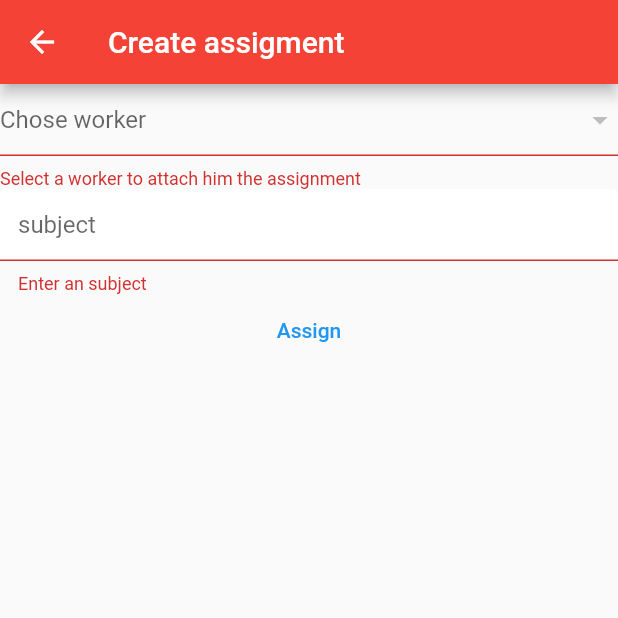
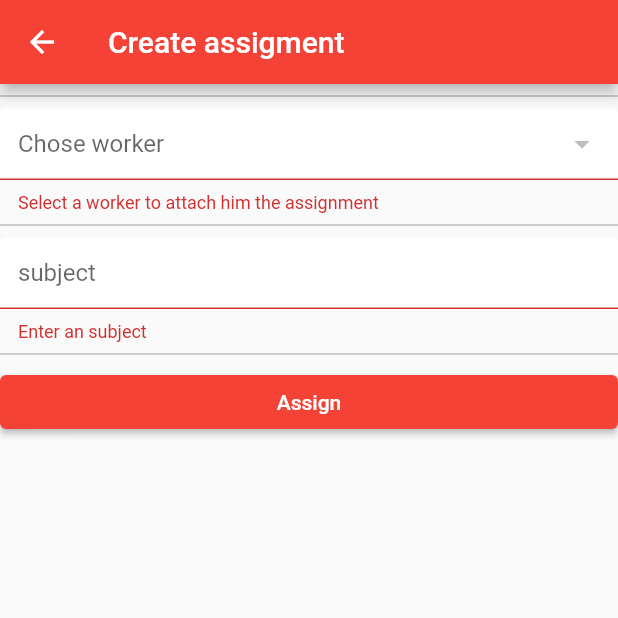
Before and after one commit to AriGute/Report-creator, a Flutter app: the AssignmentForm screen opened directly, after a tap on "Assign", on a phone screen of 412 x 824 dp, the top half of it. Run offline on Flutter 3.47's test engine with Material 2 defaults, Android fonts, the phone set to English and light mode, and no system bars; our stand-ins replace cloud_firestore, firebase_auth, firebase_core, flutter_spinkit; accounts and stored records are empty.

```diff
--- a/lib/pages/create_assignment/assigment_list.dart
+++ b/lib/pages/create_assignment/assigment_list.dart
@@ -20,7 +20,7 @@ class _AssigmentListState extends State<AssigmentList> {
           });
       return assigments;
     } else {
-      return Text("No reports found.");
+      return Text("There is no assignments for the moment.");
     }
   }
 
--- a/lib/pages/create_assignment/create_assignment_form.dart
+++ b/lib/pages/create_assignment/create_assignment_form.dart
@@ -7,8 +7,7 @@ import 'package:save_pdf/services/database.dart';
 
 class AssignmentForm extends StatefulWidget {
   FormAttributes assigmentList = new FormAttributes();
-  // list for each switch that suppost to be on the screen
-  List<Widget> switchList = [Loading()];
+
   // list of user that for assigment attachment
   List usersList = [];
   // assigment subject
@@ -16,7 +15,7 @@ class AssignmentForm extends StatefulWidget {
   // each item in switchMap is indicator for if widget should be exist in assigment
   Map<String, bool> swtichMap = {};
   // selected user for the assigment attachment
-  String targetName = "Chose worker";
+  String targetName = "Loading list...";
   // selected user id
   String selctedUid = "";
 
@@ -26,6 +25,9 @@ class AssignmentForm extends StatefulWidget {
 
 class _AssignmentFormState extends State<AssignmentForm> {
   final _formKey = GlobalKey<FormState>();
+  Map widgetMap = {};
+  // list for each switch that suppost to be on the screen
+  List<Widget> switchList = [Loading()];
 
   // create switch (get string as name/purpose of the switch)
   Widget getSwitch(String s) {
@@ -50,24 +52,38 @@ class _AssignmentFormState extends State<AssignmentForm> {
   Future<List> getUsers() async {
     QuerySnapshot qs = await DatabaseService().getUsers();
     qs.docs.forEach((doc) {
-      widget.usersList.add(doc.data());
+      Map user = doc.data();
+      user["uid"] = doc.id;
+      widget.usersList.add(user);
     });
     widget.usersList.sort((a, b) {
       return a['first_name']
           .toLowerCase()
           .compareTo(b['first_name'].toLowerCase());
     });
+    widget.targetName = "Chose worker";
   }
 
-  Future initAssignmentForm() async {
+  Future initWidgetMap() async {
     try {
-      getUsers();
+      widgetMap = await FormAttributes().getWidgetMap();
+      print(widgetMap);
+      setState(() {});
+    } on Exception catch (e) {
+      Navigator.pop(context);
+      print("Error " + e.toString());
+    }
+  }
 
-      Map widgetMap = await FormAttributes().getWidgetMap();
-      widget.switchList = [];
-      widget.switchList = widgetMap.keys.map((k) => getSwitch(k)).toList();
+  void initAssignmentForm() {
+    // Havy function because its generate every build a list of widgets.
+    // TODO: find a way to optimize this function.
 
-      widget.switchList.add(DropdownButtonFormField<String>(
+    switchList = [];
+    switchList = widgetMap.keys.map((k) => getSwitch(k)).toList();
+    switchList.add(Divider(color: Colors.grey));
+    switchList.add(DropdownButtonFormField<String>(
+      decoration: textIputDecoration.copyWith(),
       validator: (val) => widget.selctedUid.length == 0
           ? 'Select a worker to attach him the assignment'
           : null,
@@ -88,28 +104,33 @@ class _AssignmentFormState extends State<AssignmentForm> {
         );
       }).toList(),
       onChanged: (pick) {
+        widget.targetName = pick;
         setState(() {
-            widget.targetName = pick;
           widget.usersList.forEach((user) {
             if (pick.split("|")[1] == user["email"]) {
               widget.selctedUid = user["uid"];
+              print(user);
             }
           });
         });
       },
     ));
+    switchList.add(Divider(color: Colors.grey));
 
-      widget.switchList.add(TextFormField(
+    switchList.add(TextFormField(
       decoration: textIputDecoration.copyWith(hintText: 'subject'),
       validator: (val) => val.isEmpty ? 'Enter an subject' : null,
       onChanged: (val) {
         widget.subject = val;
       },
     ));
+    switchList.add(Divider(color: Colors.grey));
 
-      widget.switchList.add(TextButton(
+    switchList.add(ElevatedButton(
+        style: ElevatedButton.styleFrom(primary: Colors.red[500]),
         onPressed: () {
           if (_formKey.currentState.validate()) {
+            print(widget.selctedUid);
             if (widget.selctedUid.length > 0) {
               DatabaseService().addAssigment(
                   widget.selctedUid, widget.swtichMap, widget.subject);
@@ -125,27 +146,23 @@ class _AssignmentFormState extends State<AssignmentForm> {
           }
         },
         child: Text("Assign")));
-      setState(() {});
-    } on Exception catch (e) {
-      Navigator.pop(context);
-      print("Error " + e.toString());
-    }
   }
 
   @override
   void initState() {
     super.initState();
-    initAssignmentForm();
+    getUsers();
+    initWidgetMap();
   }
 
   @override
   Widget build(BuildContext context) {
+    initAssignmentForm();
     return Scaffold(
         appBar: AppBar(
           title: Text("Create assigment"),
           backgroundColor: Colors.red[500],
         ),
-        body:
-            Form(key: _formKey, child: ListView(children: widget.switchList)));
+        body: Form(key: _formKey, child: ListView(children: switchList)));
   }
 }
--- a/lib/pages/home/edit_report_form.dart
+++ b/lib/pages/home/edit_report_form.dart
@@ -102,7 +102,10 @@ class _EditReportFormState extends State<EditReportForm> {
         Expanded(
           flex: 1,
           child: IconButton(
-              icon: Icon(Icons.cancel),
+              icon: Icon(
+                Icons.cancel,
+                color: Colors.red[500],
+              ),
               onPressed: () {
                 String myKey = key;
                 print("Remove ${myKey} from the report form.");
--- a/lib/pages/report_form/base_report.dart
+++ b/lib/pages/report_form/base_report.dart
@@ -134,6 +134,7 @@ class _BaseReportState extends State<BaseReport> {
   @override
   Widget build(BuildContext context) {
     return Column(children: [
+      Divider(color: Colors.grey),
       Form(
         child: Row(children: <Widget>[
           Expanded(
@@ -151,6 +152,7 @@ class _BaseReportState extends State<BaseReport> {
         })),
         Expanded(child: _getLogo())
       ]),
+      Divider(color: Colors.grey)
     ]);
   }
 }
```
Also changed, not shown: lib/pages/report_form/report_form_page.dart (+21 -1 lines), lib/services/database.dart (+12 -0 lines). Lines whose indentation alone changed are shown as unchanged.
